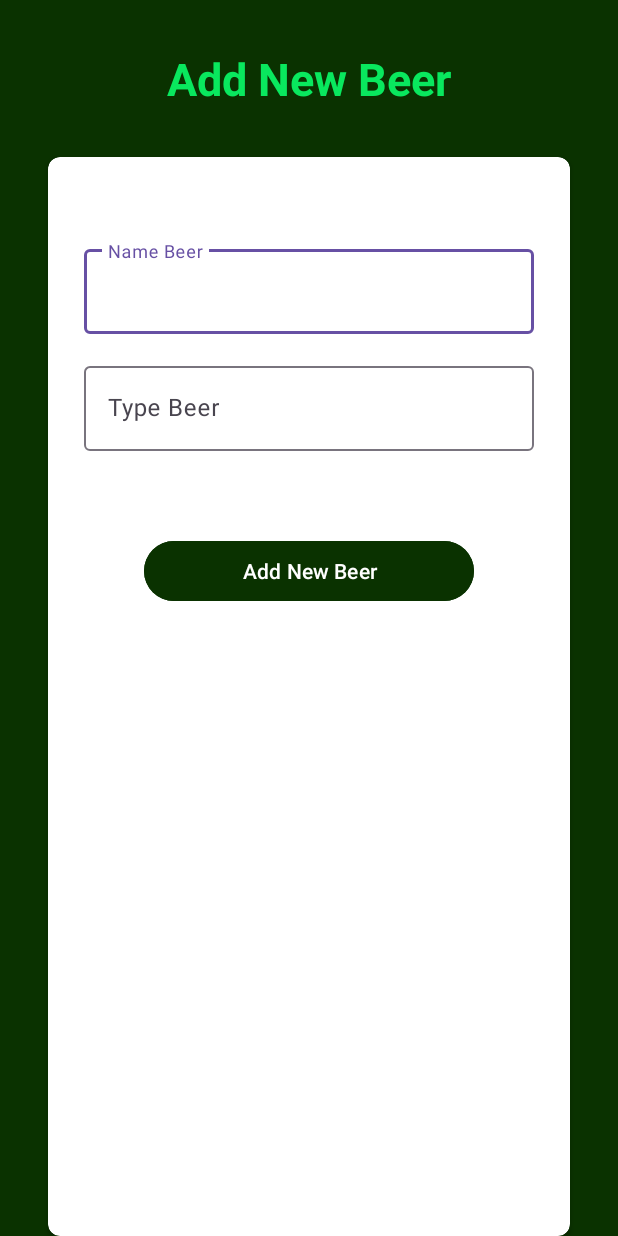
After one commit to orlngt23/Intento_Parcial_v5_Moviles, an Android app: the fragment formFragment shown on its own in the app's theme, on a phone screen of 412 x 824 dp. The commit adds this screen. Run offline under Robolectric (Android 15) with nearby library versions, the phone set to English and light mode, and no system bars; our stand-ins replace data binding.

Commit message:
Creacion de vistas

```diff
--- a/app/build.gradle
+++ b/app/build.gradle
@@ -42,6 +42,8 @@ dependencies {
     implementation("androidx.lifecycle:lifecycle-viewmodel-ktx:2.5.1")
     //LiveData
     implementation("androidx.lifecycle:lifecycle-livedata-ktx:2.5.1")
+    implementation 'androidx.navigation:navigation-fragment-ktx:2.6.0-alpha09'
+    implementation 'androidx.navigation:navigation-ui-ktx:2.6.0-alpha09'
     testImplementation 'junit:junit:4.13.2'
     androidTestImplementation 'androidx.test.ext:junit:1.1.3'
     androidTestImplementation 'androidx.test.espresso:espresso-core:3.4.0'
--- /dev/null
+++ b/app/src/main/java/com/example/beerslistv6/formFragment.kt
@@ -0,0 +1,59 @@
+package com.example.beerslistv6
+
+import android.os.Bundle
+import androidx.fragment.app.Fragment
+import android.view.LayoutInflater
+import android.view.View
+import android.view.ViewGroup
+
+// TODO: Rename parameter arguments, choose names that match
+// the fragment initialization parameters, e.g. ARG_ITEM_NUMBER
+private const val ARG_PARAM1 = "param1"
+private const val ARG_PARAM2 = "param2"
+
+/**
+ * A simple [Fragment] subclass.
+ * Use the [formFragment.newInstance] factory method to
+ * create an instance of this fragment.
+ */
+class formFragment : Fragment() {
+    // TODO: Rename and change types of parameters
+    private var param1: String? = null
+    private var param2: String? = null
+
+    override fun onCreate(savedInstanceState: Bundle?) {
+        super.onCreate(savedInstanceState)
+        arguments?.let {
+            param1 = it.getString(ARG_PARAM1)
+            param2 = it.getString(ARG_PARAM2)
+        }
+    }
+
+    override fun onCreateView(
+        inflater: LayoutInflater, container: ViewGroup?,
+        savedInstanceState: Bundle?
+    ): View? {
+        // Inflate the layout for this fragment
+        return inflater.inflate(R.layout.fragment_form, container, false)
+    }
+
+    companion object {
+        /**
+         * Use this factory method to create a new instance of
+         * this fragment using the provided parameters.
+         *
+         * @param param1 Parameter 1.
+         * @param param2 Parameter 2.
+         * @return A new instance of fragment formFragment.
+         */
+        // TODO: Rename and change types and number of parameters
+        @JvmStatic
+        fun newInstance(param1: String, param2: String) =
+            formFragment().apply {
+                arguments = Bundle().apply {
+                    putString(ARG_PARAM1, param1)
+                    putString(ARG_PARAM2, param2)
+                }
+            }
+    }
+}
--- /dev/null
+++ b/app/src/main/res/layout/fragment_form.xml
@@ -0,0 +1,112 @@
+<?xml version="1.0" encoding="utf-8"?>
+<layout xmlns:android="http://schemas.android.com/apk/res/android"
+    xmlns:tools="http://schemas.android.com/tools"
+    xmlns:app="http://schemas.android.com/apk/res-auto"
+    android:layout_width="match_parent"
+    android:layout_height="match_parent"
+    tools:context=".formFragment">
+
+    <androidx.constraintlayout.widget.ConstraintLayout
+        android:layout_width="match_parent"
+        android:layout_height="match_parent"
+        android:background="@color/background"
+        tools:context=".ui.formEmployee.FormFragment">
+
+        <TextView
+            android:id="@+id/textView"
+            android:layout_width="0dp"
+            android:layout_height="wrap_content"
+            android:layout_marginTop="@dimen/md_gap"
+            android:text="@string/title_add_beer"
+            android:textSize="30sp"
+            android:textAlignment="center"
+            android:textColor="@color/title"
+
+            android:textStyle="bold"
+            app:layout_constraintEnd_toEndOf="parent"
+            app:layout_constraintStart_toStartOf="parent"
+            app:layout_constraintTop_toTopOf="parent" />
+
+        <androidx.cardview.widget.CardView
+            android:layout_width="0dp"
+            android:layout_height="0dp"
+            android:layout_marginStart="@dimen/md_gap"
+            android:layout_marginTop="@dimen/md_gap"
+            android:layout_marginEnd="@dimen/md_gap"
+            android:backgroundTint="@color/background_card"
+            app:cardCornerRadius="@dimen/sm_gap"
+            app:layout_constraintBottom_toBottomOf="parent"
+            app:layout_constraintEnd_toEndOf="parent"
+            app:layout_constraintStart_toStartOf="parent"
+            app:layout_constraintTop_toBottomOf="@+id/textView">
+
+            <androidx.constraintlayout.widget.ConstraintLayout
+                android:layout_width="match_parent"
+                android:layout_height="match_parent"
+                android:backgroundTint="@color/type_beer"
+                android:padding="@dimen/gap">
+
+                <LinearLayout
+                    android:id="@+id/linearLayout"
+                    android:layout_width="match_parent"
+                    android:layout_height="wrap_content"
+                    android:layout_marginTop="@dimen/md_gap"
+                    android:orientation="vertical"
+                    android:padding="@dimen/sm_gap"
+                    app:layout_constraintEnd_toEndOf="parent"
+                    app:layout_constraintStart_toStartOf="parent"
+                    app:layout_constraintTop_toTopOf="parent">
+
+                    <com.google.android.material.textfield.TextInputLayout
+                        android:layout_width="match_parent"
+                        android:layout_height="match_parent"
+                        android:layout_marginBottom="@dimen/gap">
+
+                        <com.google.android.material.textfield.TextInputEditText
+                            android:id="@+id/text_input_name"
+                            android:layout_width="match_parent"
+                            android:layout_height="wrap_content"
+                            android:hint="@string/name_beer_hint"
+
+                            android:textColor="@color/name_beer" />
+                    </com.google.android.material.textfield.TextInputLayout>
+
+                    <com.google.android.material.textfield.TextInputLayout
+                        android:layout_width="match_parent"
+                        android:layout_height="match_parent"
+                        android:layout_marginBottom="@dimen/gap">
+
+                        <com.google.android.material.textfield.TextInputEditText
+                            android:id="@+id/text_input_last_name"
+                            android:layout_width="match_parent"
+                            android:layout_height="wrap_content"
+                            android:hint="@string/name_beer_type"
+
+                            android:textColor="@color/background_card" />
+                    </com.google.android.material.textfield.TextInputLayout>
+
+
+
+
+                </LinearLayout>
+
+                <Button
+                    android:layout_width="0dp"
+                    android:layout_height="wrap_content"
+                    android:layout_marginStart="@dimen/l_gap"
+                    android:layout_marginTop="@dimen/md_gap"
+                    android:layout_marginEnd="@dimen/l_gap"
+                    android:backgroundTint="@color/background"
+                    android:text="@string/title_add_beer"
+
+                    android:textColor="@color/background_card"
+                    app:layout_constraintEnd_toEndOf="parent"
+                    app:layout_constraintStart_toStartOf="parent"
+                    app:layout_constraintTop_toBottomOf="@+id/linearLayout" />
+            </androidx.constraintlayout.widget.ConstraintLayout>
+
+        </androidx.cardview.widget.CardView>
+
+    </androidx.constraintlayout.widget.ConstraintLayout>
+
+</layout>
--- a/app/src/main/res/values/colors.xml
+++ b/app/src/main/res/values/colors.xml
@@ -2,4 +2,10 @@
 <resources>
     <color name="black">#FF000000</color>
     <color name="white">#FFFFFFFF</color>
+    <color name="purple_200">#FFBB86FC</color>
+    <color name="background">#0A3200</color>
+    <color name="background_card">#FFFFFF</color>
+    <color name="title">#09E85E</color>
+    <color name="name_beer">#0A3200</color>
+    <color name="type_beer">#B57F50</color>
 </resources>
--- /dev/null
+++ b/app/src/main/res/values/dimens.xml
@@ -0,0 +1,9 @@
+<?xml version="1.0" encoding="utf-8"?>
+<resources>
+    <dimen name="sm_gap">8dp</dimen>
+    <dimen name="gap">16dp</dimen>
+    <dimen name="md_gap">32dp</dimen>
+    <dimen name="l_gap">48dp</dimen>
+    <dimen name="xl_gap">64dp</dimen>
+    <dimen name="doble_xl_gap">128dp</dimen>
+</resources>
--- a/app/src/main/res/values/strings.xml
+++ b/app/src/main/res/values/strings.xml
@@ -1,3 +1,14 @@
 <resources>
-    <string name="app_name">beersListv6</string>
+
+    <!-- TODO: Remove or change this placeholder text -->
+    <string name="hello_blank_fragment">Hello blank fragment</string>
+    <string name="app_name">listBeers</string>
+    <string name="title_app">List Beers</string>
+    <string name="name_beer">Corona</string>
+    <string name="type_beer">Light Lager</string>
+    <string name="name_beer_hint">Name Beer</string>
+    <string name="name_beer_type">Type Beer</string>
+    <string name="title_description_beer">Description Beer</string>
+    <string name="title_add_beer">Add New Beer</string>
+    <string name="desciption_photo">icon Beer</string>
 </resources>
```
Also changed, not shown: app/src/main/java/com/example/beerslistv6/mainFragment.kt (added, +59 -0 lines), app/src/main/java/com/example/beerslistv6/viewBeerFragment.kt (added, +59 -0 lines), app/src/main/res/layout/fragment_main.xml (added, +129 -0 lines), app/src/main/res/layout/fragment_view_beer.xml (added, +120 -0 lines), app/src/main/res/navigation/nav_graph.xml (added, +30 -0 lines), app/src/main/res/drawable/beer.png (added), app/src/main/res/drawable/mas.png (added).
